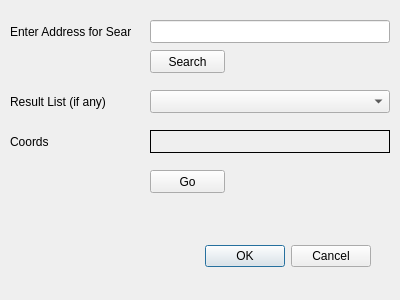
First picture: the form in field_maps_dialog_base.ui, repository rustyday/address_lookup, before the edit.
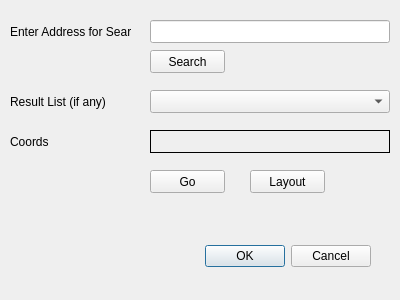
Second picture: the form after the edit.

Commit message: Getting layouts started

Diff of the .ui file:
```diff
--- a/field_maps_dialog_base.ui
+++ b/field_maps_dialog_base.ui
@@ -130,6 +130,19 @@
     <string>Go</string>
    </property>
   </widget>
+  <widget class="QPushButton" name="pushButton_3">
+   <property name="geometry">
+    <rect>
+     <x>250</x>
+     <y>170</y>
+     <width>75</width>
+     <height>23</height>
+    </rect>
+   </property>
+   <property name="text">
+    <string>Layout</string>
+   </property>
+  </widget>
  </widget>
  <resources/>
  <connections>
```
The commit also changes 2 other files.
